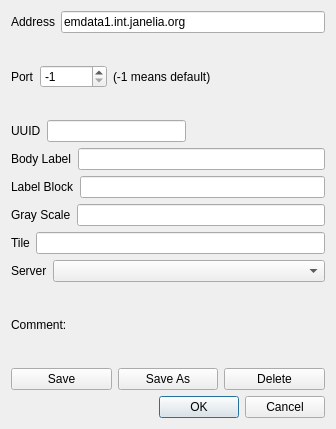
Above: neurolabi/gui/dialogs/zdviddialog.ui from janelia-flyem/NeuTu before the change. Below: the same form after it.
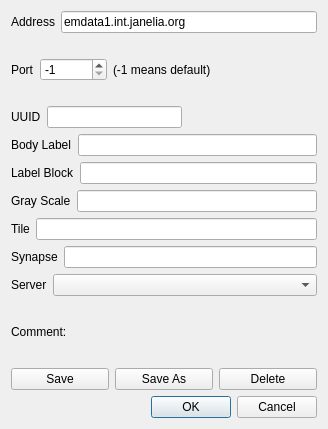
That is the form after the change.

Commit message: add multiple synapse selection

The edit to the form file:
```diff
--- a/neurolabi/gui/dialogs/zdviddialog.ui
+++ b/neurolabi/gui/dialogs/zdviddialog.ui
@@ -6,7 +6,7 @@
    <rect>
     <x>0</x>
     <y>0</y>
-    <width>336</width>
+    <width>328</width>
     <height>429</height>
    </rect>
   </property>
@@ -169,6 +169,20 @@
      </item>
     </layout>
    </item>
+   <item>
+    <layout class="QHBoxLayout" name="horizontalLayout_12">
+     <item>
+      <widget class="QLabel" name="label_11">
+       <property name="text">
+        <string>Synapse</string>
+       </property>
+      </widget>
+     </item>
+     <item>
+      <widget class="QLineEdit" name="synapseLineEdit"/>
+     </item>
+    </layout>
+   </item>
    <item>
     <layout class="QHBoxLayout" name="horizontalLayout_4">
      <item>
```
The commit also changes 10 other files.
